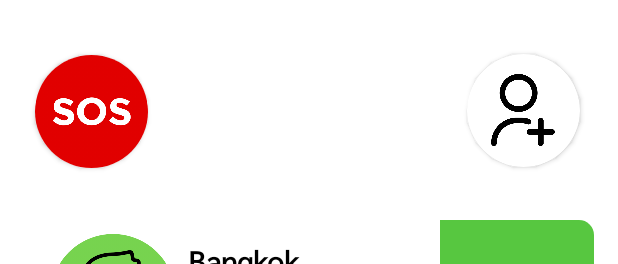
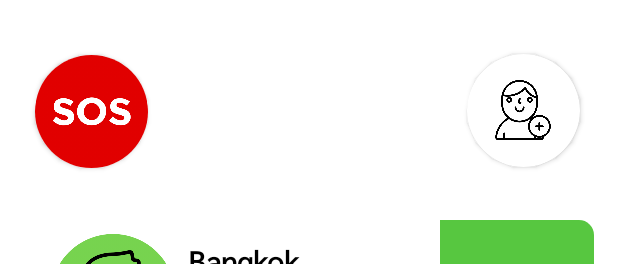
Before and after one commit to supanut-kon/AsthmaPrototype, an Android app: the layout dashboard_activity.xml on its own in the app's theme, with its tools: preview values and no code run, on a phone screen of 412 x 824 dp. Shown: the top 264 px of the screen. Run offline under Robolectric (Android 15) with nearby library versions, the phone set to English and light mode, and no system bars.

Commit message:
27042021-day

```diff
--- a/app/src/main/java/cnmi/it/asthmaprototype/Database/DatabaseHelper.java
+++ b/app/src/main/java/cnmi/it/asthmaprototype/Database/DatabaseHelper.java
@@ -20,6 +20,7 @@ public class  DatabaseHelper extends SQLiteOpenHelper {
                     PatientColumn.PatientEntry.COLUMN_AGE + " INTEGER," +
                     PatientColumn.PatientEntry.COLUMN_HN + " TEXT," +
                     PatientColumn.PatientEntry.COLUMN_NAME + " TEXT," +
+                    PatientColumn.PatientEntry.COLUMN_BD + " DATE," +
                     PatientColumn.PatientEntry.COLUMN_HEIGHT + " INTEGER," +
                     PatientColumn.PatientEntry.COLUMN_WEIGHT + " INTEGER, " +
                     PatientColumn.PatientEntry.COLUMN_CONGENITAL+" TEXT, " +
@@ -52,7 +53,7 @@ public class  DatabaseHelper extends SQLiteOpenHelper {
             UserColumn.UserEntry.NAME + " TEXT,"+
             UserColumn.UserEntry.EMAIL + " TEXT,"+
             UserColumn.UserEntry.PASSWORD + "TEXT," +
-            UserColumn.UserEntry.PATIENTID + " INTEGER)";
+            UserColumn.UserEntry.PATIENTID + " TEXT)";
 
     private static final String SQL_DELETE_INHALER = "DROP TABLE IF EXISTS " + InhalerColumn.InhalerEntry.TABLE_NAME;
 
--- a/app/src/main/java/cnmi/it/asthmaprototype/Models/PatientColumn.java
+++ b/app/src/main/java/cnmi/it/asthmaprototype/Models/PatientColumn.java
@@ -12,6 +12,7 @@ public final class PatientColumn {
         public static final String COLUMN_HN = "hn";
         public static final String COLUMN_NAME = "name";
         public static final String COLUMN_AGE = "age";
+        public static final String COLUMN_BD = "birthdate";
         public static final String COLUMN_HEIGHT = "height";
         public static final String COLUMN_GENDER = "gender";
         public static final String COLUMN_WEIGHT = "weight";
--- a/app/src/main/res/layout/dashboard_activity.xml
+++ b/app/src/main/res/layout/dashboard_activity.xml
@@ -83,10 +83,11 @@
                 <TextView
                     android:id="@+id/textView2"
                     android:layout_width="match_parent"
-                    android:layout_height="wrap_content"
+                    android:layout_height="0dp"
                     android:layout_marginTop="35dp"
                     android:layout_weight="1"
                     android:text="Good"
+                    android:layout_gravity="center"
                     android:textAlignment="center"
                     android:textColor="@color/black"
                     android:textSize="20dp"
@@ -216,9 +217,9 @@
 
         <ImageView
             android:id="@+id/dbprofilepic"
-            android:layout_width="48dp"
-            android:layout_height="48dp"
-            tools:srcCompat="@drawable/add_user"
+            android:layout_width="40dp"
+            android:layout_height="40dp"
+            tools:srcCompat="@drawable/add_user2"
             android:layout_gravity="center" />
     </androidx.cardview.widget.CardView>
 
```
Also changed, not shown: app/src/main/java/cnmi/it/asthmaprototype/Activities/Dashboard.java (+7 -5 lines), app/src/main/java/cnmi/it/asthmaprototype/Activities/RegisterActivity.java (+17 -4 lines), app/src/main/java/cnmi/it/asthmaprototype/Database/DatabaseAccess.java (+16 -2 lines), app/src/main/java/cnmi/it/asthmaprototype/Models/PatientModel.java (+13 -1 lines), app/src/main/res/drawable/add_user.png (deleted), app/src/main/res/drawable/add_user2.png (added).
